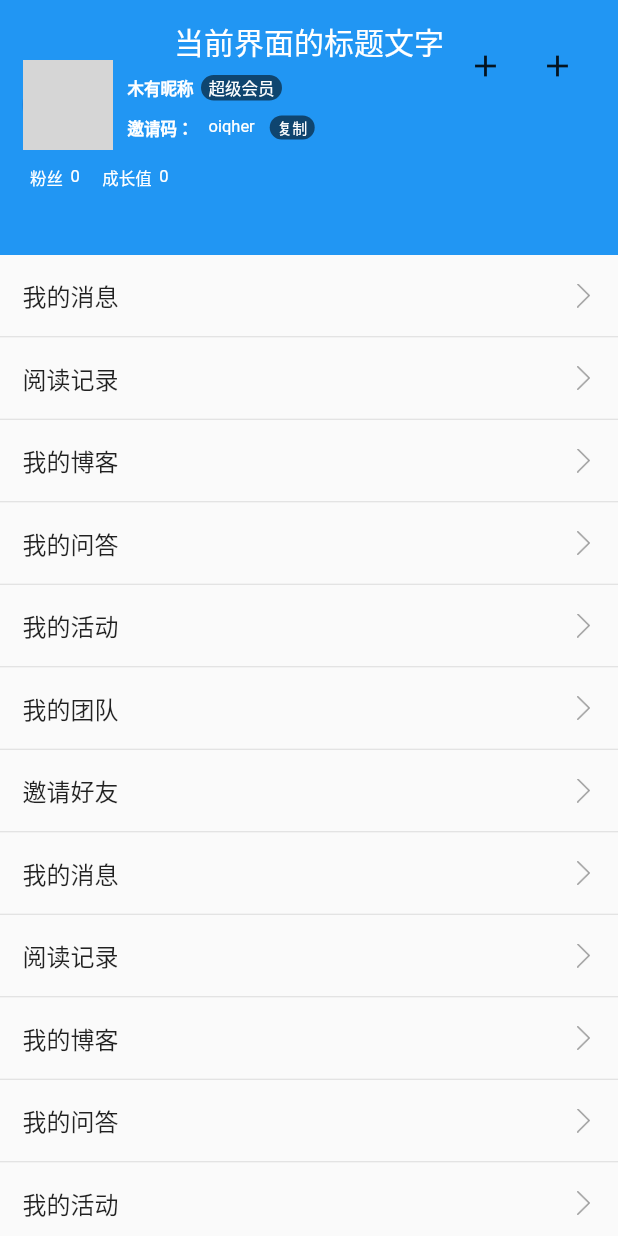
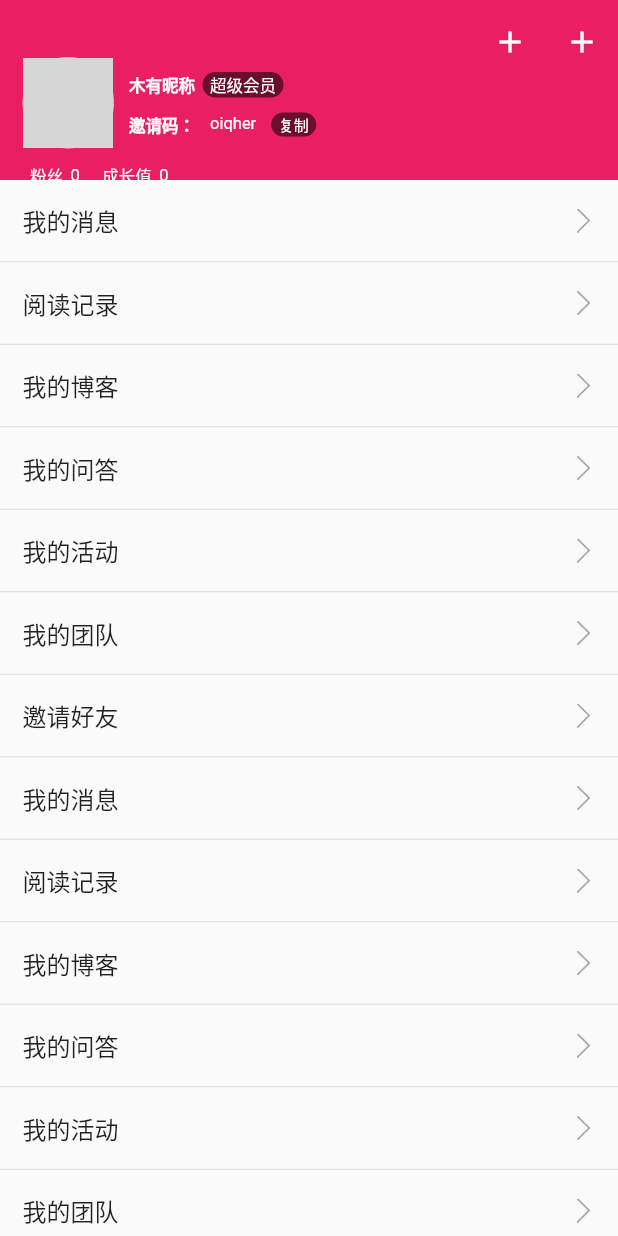
Before and after one commit to tianzhiyuanemail/tbk_app, a Flutter app: the MyInfoPage widget shown alone on an empty page, opened directly, after a tap on the "add" icon, on a phone screen of 412 x 824 dp. Run offline on Flutter 3.47's test engine with Material 2 defaults, Android fonts, the phone set to English and light mode, and no system bars; our stand-ins replace dio, flutter_easyrefresh, flutter_screenutil, flutter_swiper; missing offline and left inert: provide; network calls fail; statements that could not run were skipped; grey boxes are pictures that could not be loaded.

Commit message:
导qheroiqhorihqoi

```diff
--- a/lib/pages/my/my_page.dart
+++ b/lib/pages/my/my_page.dart
@@ -6,7 +6,12 @@ import 'package:flutter/material.dart';
 import 'package:flutter/widgets.dart';
 import 'package:flutter_screenutil/flutter_screenutil.dart';
 
-class MyInfoPage extends StatelessWidget {
+class MyInfoPage extends StatefulWidget {
+  @override
+  _MyInfoPageState createState() => _MyInfoPageState();
+}
+
+class _MyInfoPageState extends State<MyInfoPage> {
   static const double IMAGE_ICON_WIDTH = 30.0;
   static const double ARROW_ICON_WIDTH = 16.0;
 
@@ -45,10 +50,33 @@ class MyInfoPage extends StatelessWidget {
     height: ARROW_ICON_WIDTH,
   );
 
+  ScrollController _scrollController = ScrollController();
+
+  bool hidden = false;
+
+  @override
+  void initState() {
+    // TODO: implement initState
+    super.initState();
+
+    _scrollController.addListener(() {
+      if (_scrollController.offset > 120) {
+        setState(() {
+          hidden = true;
+        });
+      } else {
+        setState(() {
+          hidden = false;
+        });
+      }
+    });
+  }
+
   @override
   Widget build(BuildContext context) {
     return new NestedScrollView(
         headerSliverBuilder: _headerSliverBuilder,
+        controller: _scrollController,
         reverse: false,
         body: new ListView(
           children: titles.map((v) {
@@ -81,8 +109,7 @@ class MyInfoPage extends StatelessWidget {
         ));
   }
 
-  List<Widget> _headerSliverBuilder(
-      BuildContext context, bool innerBoxIsScrolled) {
+  List<Widget> _headerSliverBuilder(BuildContext context, bool innerBoxIsScrolled) {
     return <Widget>[
       SliverAppBar(
         //1.在标题左侧显示的一个控件，在首页通常显示应用的 logo；在其他界面通常显示为返回按钮
@@ -91,7 +118,7 @@ class MyInfoPage extends StatelessWidget {
         automaticallyImplyLeading: true,
         elevation: 4,
         //APP bar 的颜色，默认值为 ThemeData.primaryColor。改值通常和下面的三个属性一起使用
-//        backgroundColor: Colors.pink,
+        backgroundColor: Colors.pink,
         //App bar 的亮度，有白色和黑色两种主题，默认值为 ThemeData.primaryColorBrightness
         brightness: Brightness.light,
         //App bar 上图标的颜色、透明度、和尺寸信息。默认值为 ThemeData().primaryIconTheme
@@ -99,35 +126,48 @@ class MyInfoPage extends StatelessWidget {
         //App bar 上的文字主题。默认值为 ThemeData（）.primaryTextTheme
         textTheme: ThemeData().accentTextTheme,
         //此应用栏是否显示在屏幕顶部
-        primary: false,
+        primary: true,
         //标题是否居中显示，默认值根据不同的操作系统，显示方式不一样,true居中 false居左
         centerTitle: true,
         //横轴上标题内容 周围的间距
         titleSpacing: NavigationToolbar.kMiddleSpacing,
         //展开高度
-        expandedHeight: 170,
+        expandedHeight: 120,
         //是否随着滑动隐藏标题
         floating: true,
         //tab 是否固定在顶部
         pinned: true,
         //与floating结合使用
         snap: true,
-
+        actions: <Widget>[
+          new IconButton(
+            // action button
+            icon: new Icon(Icons.add),
+            onPressed: () {},
+          ),
+          new IconButton(
+            // action button
+            icon: new Icon(Icons.add),
+            onPressed: () {},
+          ),
+        ],
         //当前界面的标题文字
-        title: Text('当前界面的标题文字'),
+        title: hidden ? Text('我的页面') : null,
         //5.一个显示在 AppBar 下方的控件，高度和 AppBar 高度一样，
         // 可以实现一些特殊的效果，该属性通常在 SliverAppBar 中使用
         flexibleSpace: FlexibleSpaceBar(
           centerTitle: true,
-          background: _userCardInfo(),
+          background: UserCardInfo(),
         ),
-        //7.? 材料设计中控件的 z 坐标顺序，默认值为 4，对于可滚动的 SliverAppBar，
-        // 当 SliverAppBar 和内容同级的时候，该值为 0， 当内容滚动 SliverAppBar 变为 Toolbar 的时候，修改 elevation 的值
       )
     ];
   }
+}
 
-  Widget _userCardInfo() {
+/// 用户基本信息
+class UserCardInfo extends StatelessWidget {
+  @override
+  Widget build(BuildContext context) {
     return Container(
       margin: EdgeInsets.only(top: 20),
       width: ScreenUtil().setWidth(750),
@@ -136,7 +176,7 @@ class MyInfoPage extends StatelessWidget {
           /// 左侧按钮
           Expanded(
             child: Container(
-              margin: EdgeInsets.only(top: 20, left: 15),
+              margin: EdgeInsets.only(top: 18, left: 15),
               child: Column(
                 children: <Widget>[
                   /// 头像 昵称 邀请码
@@ -147,11 +187,16 @@ class MyInfoPage extends StatelessWidget {
                         // 头像
                         Container(
                           alignment: Alignment.topRight,
+                          decoration: BoxDecoration(
+                              border: Border.all(width: 0.50, color: Colors
+                                  .white),
+                              borderRadius: BorderRadius.circular(50)
+                          ),
                           child: CircleAvatar(
                             radius: 30,
                             backgroundImage: new NetworkImage(
                               'http://e.hiphotos.baidu'
-                              '.com/image/pic/item/359b033b5bb5c9eac1754f45df39b6003bf3b396.jpg',
+                                  '.com/image/pic/item/359b033b5bb5c9eac1754f45df39b6003bf3b396.jpg',
                             ),
                           ),
                         ),
@@ -177,7 +222,7 @@ class MyInfoPage extends StatelessWidget {
                                       decoration: BoxDecoration(
                                           color: Colors.black54,
                                           borderRadius:
-                                              BorderRadius.circular(10)),
+                                          BorderRadius.circular(10)),
                                       margin: EdgeInsets.only(left: 5),
                                       padding: EdgeInsets.only(
                                           left: 5, right: 5, bottom: 1),
@@ -222,7 +267,7 @@ class MyInfoPage extends StatelessWidget {
                                         decoration: BoxDecoration(
                                             color: Colors.black54,
                                             borderRadius:
-                                                BorderRadius.circular(10)),
+                                            BorderRadius.circular(10)),
                                         margin: EdgeInsets.only(left: 5),
                                         padding: EdgeInsets.only(
                                             left: 5, right: 5, bottom: 1),
@@ -306,30 +351,6 @@ class MyInfoPage extends StatelessWidget {
             ),
             flex: 8,
           ),
-
-          /// 右侧按钮
-          Expanded(
-            child: Container(
-              alignment: Alignment.topRight,
-              child: Row(
-                children: <Widget>[
-                  Container(
-                    child: IconButton(
-                      icon: new Icon(Icons.add),
-                      onPressed: () {},
-                    ),
-                  ),
-                  Container(
-                    child: IconButton(
-                      icon: new Icon(Icons.add),
-                      onPressed: () {},
-                    ),
-                  ),
-                ],
-              ),
-            ),
-            flex: 3,
-          ),
         ],
       ),
 //      decoration: BoxDecoration(
```
